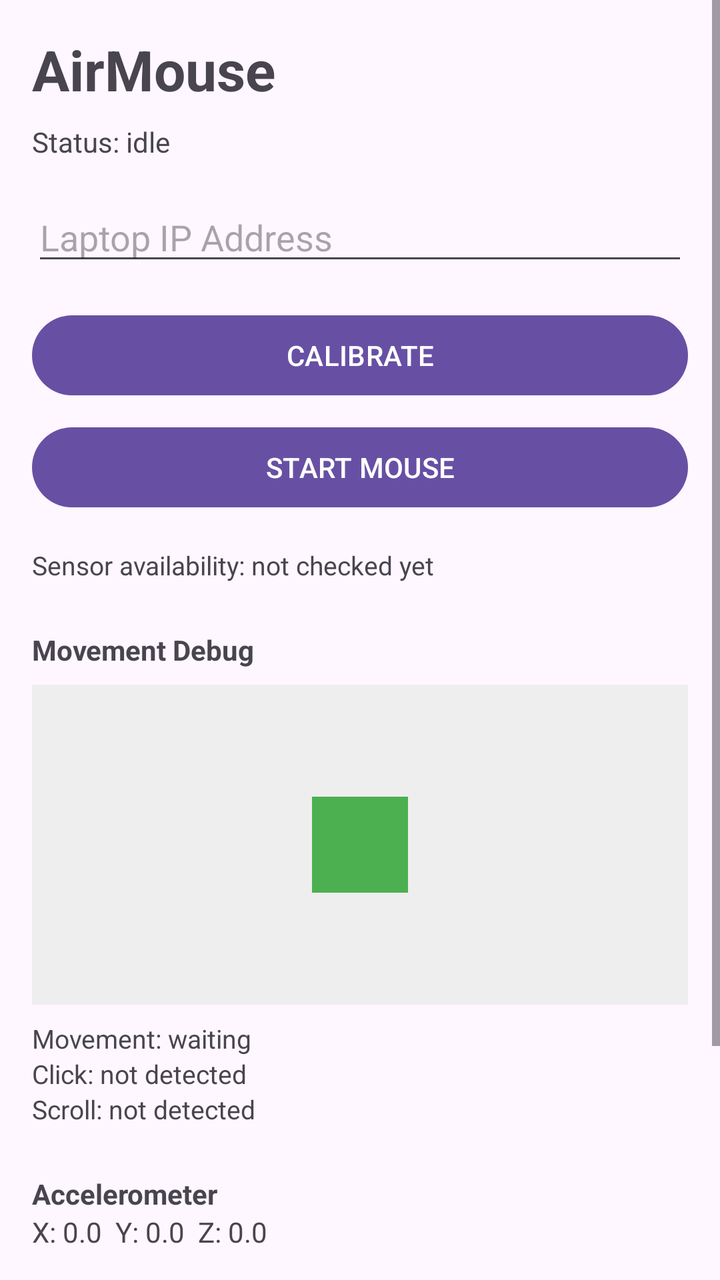
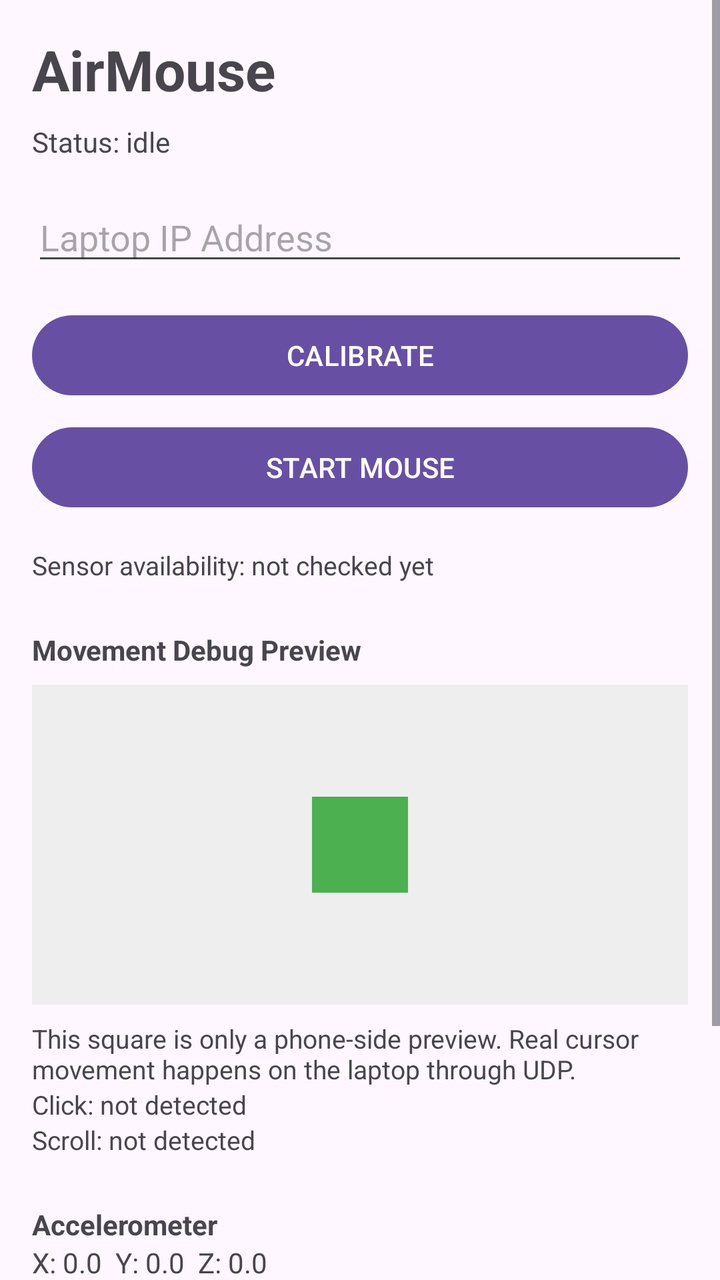

Compare the two renders of this Android layout. The source of the first and the diff that turns it into the second are given below.
<!-- AndroidManifest.xml: application theme Theme.AirMouse -->
<!-- res/layout/fragment_first.xml -->
<?xml version="1.0" encoding="utf-8"?>
<ScrollView xmlns:android="http://schemas.android.com/apk/res/android"
    android:layout_width="match_parent"
    android:layout_height="match_parent"
    android:fillViewport="true">

    <LinearLayout
        android:layout_width="match_parent"
        android:layout_height="wrap_content"
        android:orientation="vertical"
        android:padding="16dp">

        <TextView
            android:layout_width="wrap_content"
            android:layout_height="wrap_content"
            android:text="AirMouse"
            android:textSize="28sp"
            android:textStyle="bold" />

        <TextView
            android:id="@+id/statusText"
            android:layout_width="match_parent"
            android:layout_height="wrap_content"
            android:layout_marginTop="8dp"
            android:text="Status: idle"
            android:textSize="14sp" />

        <EditText
            android:id="@+id/ipAddressEditText"
            android:layout_width="match_parent"
            android:layout_height="wrap_content"
            android:layout_marginTop="16dp"
            android:hint="Laptop IP Address"
            android:inputType="phone" />

        <Button
            android:id="@+id/calibrateButton"
            android:layout_width="match_parent"
            android:layout_height="wrap_content"
            android:layout_marginTop="16dp"
            android:text="CALIBRATE" />

        <Button
            android:id="@+id/startButton"
            android:layout_width="match_parent"
            android:layout_height="wrap_content"
            android:layout_marginTop="8dp"
            android:text="START MOUSE" />

        <TextView
            android:id="@+id/sensorAvailabilityText"
            android:layout_width="match_parent"
            android:layout_height="wrap_content"
            android:layout_marginTop="16dp"
            android:text="Sensor availability: not checked yet"
            android:textSize="13sp" />

        <TextView
            android:layout_width="wrap_content"
            android:layout_height="wrap_content"
            android:layout_marginTop="24dp"
            android:text="Movement Debug"
            android:textStyle="bold" />

        <FrameLayout
            android:id="@+id/movementArea"
            android:layout_width="match_parent"
            android:layout_height="160dp"
            android:layout_marginTop="8dp"
            android:background="#EEEEEE">

            <View
                android:id="@+id/movementSquare"
                android:layout_width="48dp"
                android:layout_height="48dp"
                android:layout_gravity="center"
                android:background="#4CAF50" />

        </FrameLayout>

        <TextView
            android:id="@+id/movementLabelText"
            android:layout_width="match_parent"
            android:layout_height="wrap_content"
            android:layout_marginTop="8dp"
            android:text="Movement: waiting"
            android:textSize="13sp" />

        <TextView
            android:id="@+id/clickStatusText"
            android:layout_width="match_parent"
            android:layout_height="wrap_content"
            android:text="Click: not detected"
            android:textSize="13sp" />

        <TextView
            android:id="@+id/scrollStatusText"
            android:layout_width="match_parent"
            android:layout_height="wrap_content"
            android:text="Scroll: not detected"
            android:textSize="13sp" />

        <TextView
            android:layout_width="wrap_content"
            android:layout_height="wrap_content"
            android:layout_marginTop="24dp"
            android:text="Accelerometer"
            android:textStyle="bold" />

        <TextView
            android:id="@+id/accelText"
            android:layout_width="match_parent"
            android:layout_height="wrap_content"
            android:text="X: 0.0  Y: 0.0  Z: 0.0" />

        <TextView
            android:layout_width="wrap_content"
            android:layout_height="wrap_content"
            android:layout_marginTop="16dp"
            android:text="Gyroscope"
            android:textStyle="bold" />

        <TextView
            android:id="@+id/gyroText"
            android:layout_width="match_parent"
            android:layout_height="wrap_content"
            android:text="X: 0.0  Y: 0.0  Z: 0.0" />

        <TextView
            android:layout_width="wrap_content"
            android:layout_height="wrap_content"
            android:layout_marginTop="16dp"
            android:text="Magnetometer"
            android:textStyle="bold" />

        <TextView
            android:id="@+id/magText"
            android:layout_width="match_parent"
            android:layout_height="wrap_content"
            android:text="X: 0.0  Y: 0.0  Z: 0.0" />

        <TextView
            android:id="@+id/sampleCountText"
            android:layout_width="match_parent"
            android:layout_height="wrap_content"
            android:layout_marginTop="16dp"
            android:text="Stored samples: 0"
            android:textSize="13sp" />

    </LinearLayout>

</ScrollView>
<!-- resources referenced by this layout -->
<resources>
  <style name="Theme.AirMouse" parent="Base.Theme.AirMouse" />
  <style name="Base.Theme.AirMouse" parent="Theme.Material3.DayNight.NoActionBar">
          
          
      </style>
</resources>

<!-- the commit's change to res/layout/fragment_first.xml (unified diff, before → after) -->
@@ -59,7 +59,7 @@
             android:layout_width="wrap_content"
             android:layout_height="wrap_content"
             android:layout_marginTop="24dp"
-            android:text="Movement Debug"
+            android:text="Movement Debug Preview"
             android:textStyle="bold" />
 
         <FrameLayout
@@ -83,7 +83,7 @@
             android:layout_width="match_parent"
             android:layout_height="wrap_content"
             android:layout_marginTop="8dp"
-            android:text="Movement: waiting"
+            android:text="This square is only a phone-side preview. Real cursor movement happens on the laptop through UDP."
             android:textSize="13sp" />
 
         <TextView
